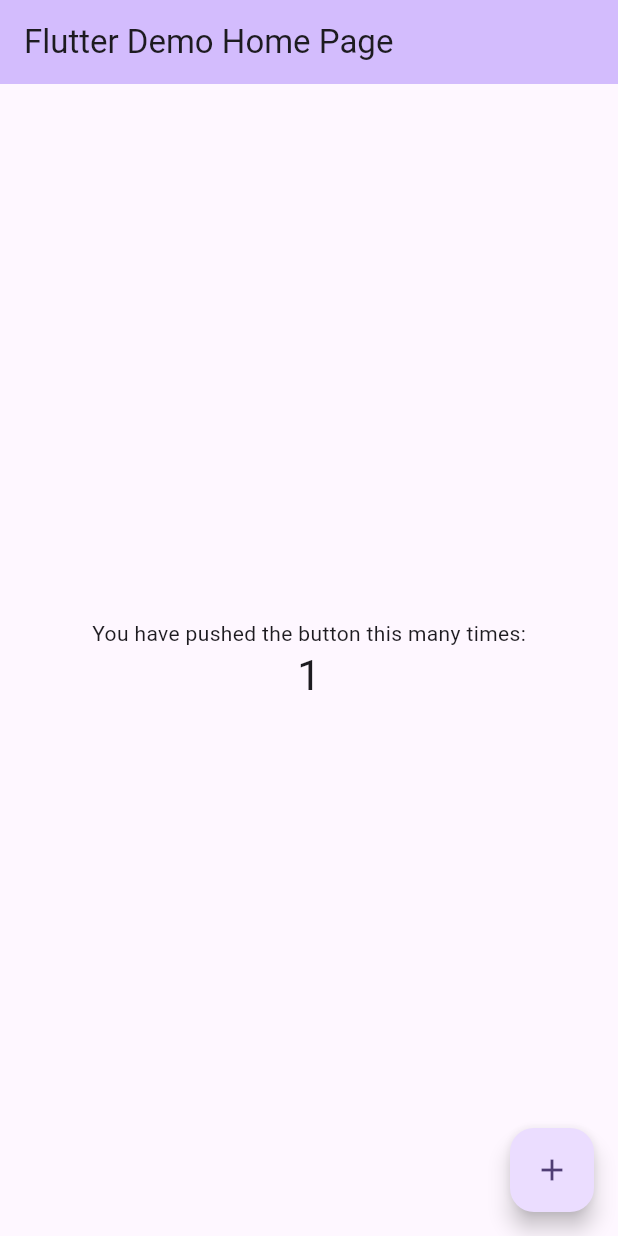
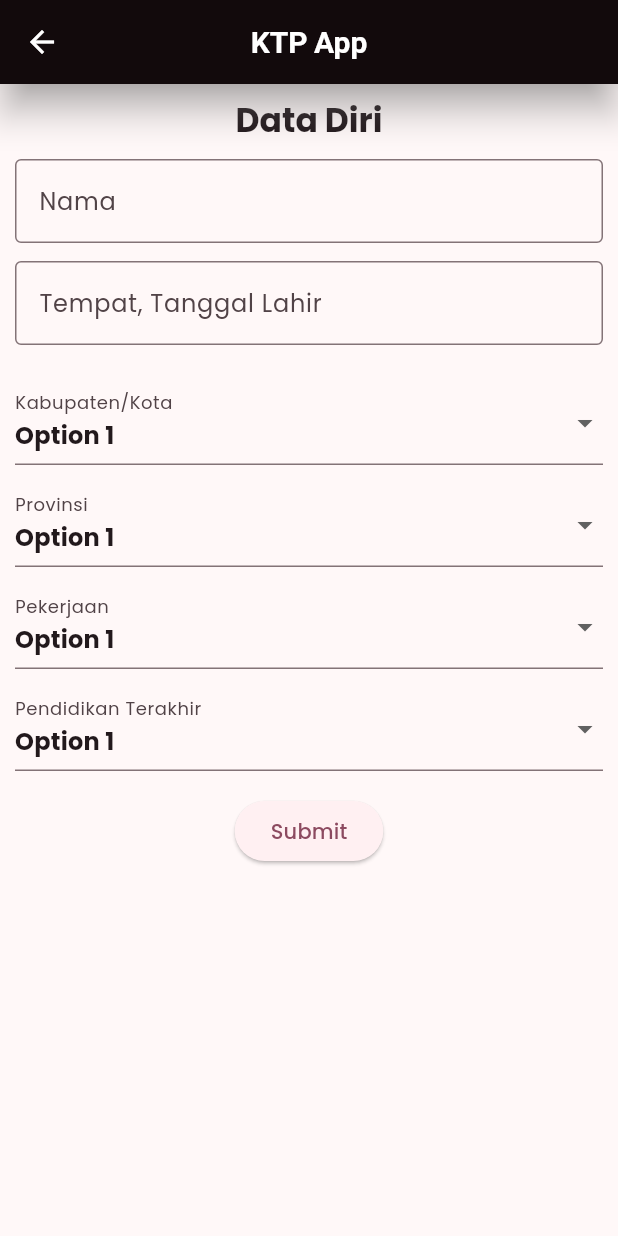
Before and after one commit to alfaafan/ktp_project, a Flutter app: the screen it shows after launch, after a tap on the "add" icon, on a phone screen of 412 x 824 dp. Run offline on Flutter 3.47's test engine with Material 3 defaults, Android fonts, the phone set to English and light mode, and no system bars; our stand-ins replace google_fonts, hive, hive_flutter, syncfusion_flutter_datepicker; accounts and stored records are empty.

Commit message:
feat(input): add input page

```diff
--- /dev/null
+++ b/lib/application/pages/input_user/input_user.dart
@@ -0,0 +1,142 @@
+import 'package:flutter/material.dart';
+import 'package:syncfusion_flutter_datepicker/datepicker.dart';
+
+class InputPage extends StatefulWidget {
+  const InputPage({super.key});
+
+  @override
+  State<InputPage> createState() => _InputPageState();
+}
+
+class _InputPageState extends State<InputPage> {
+  final TextEditingController _nameController = TextEditingController();
+  final TextEditingController _birthDetailsController = TextEditingController();
+  final TextEditingController _professionController = TextEditingController();
+  final GlobalKey<FormState> _formKey = GlobalKey<FormState>();
+
+  List<String> dropdownItems = [
+    'Option 1',
+    'Option 2',
+    'Option 3',
+  ];
+  String selectedValue = 'Option 1';
+
+  @override
+  Widget build(BuildContext context) {
+    return Scaffold(
+        appBar: AppBar(
+          title: const Text('KTP App'),
+          centerTitle: true,
+        ),
+        body: Padding(
+            padding: const EdgeInsets.all(10.0),
+            child: SingleChildScrollView(
+              child: Form(
+                key: _formKey,
+                child: Column(
+                  mainAxisAlignment: MainAxisAlignment.center,
+                  children: [
+                    Text('Data Diri',
+                        style: Theme.of(context).textTheme.titleLarge),
+                    const SizedBox(height: 12),
+                    TextFormField(
+                      controller: _nameController,
+                      decoration: const InputDecoration(
+                        labelText: 'Nama',
+                        hintText: 'Masukkan nama',
+                        border: OutlineInputBorder(),
+                      ),
+                    ),
+                    const SizedBox(height: 12),
+                    TextFormField(
+                      controller: _birthDetailsController,
+                      decoration: const InputDecoration(
+                        labelText: 'Tempat, Tanggal Lahir',
+                        hintText: 'Masukkan tempat, tanggal lahir',
+                        border: OutlineInputBorder(),
+                      ),
+                    ),
+                    const SizedBox(height: 12),
+                    // SfDateRangePicker(
+                    //   onSelectionChanged:
+                    //       (DateRangePickerSelectionChangedArgs args) {
+                    //     _birthDetailsController.text = args.value.toString();
+                    //   },
+                    //   selectionMode: DateRangePickerSelectionMode.single,
+                    // ),
+                    const SizedBox(height: 12),
+                    DropdownButtonFormField(
+                        decoration:
+                            const InputDecoration(labelText: 'Kabupaten/Kota'),
+                        value: selectedValue,
+                        items: dropdownItems
+                            .map((String e) => DropdownMenuItem<String>(
+                                value: e, child: Text(e)))
+                            .toList(),
+                        hint: const Text('Pilih Kabupaten/Kota'),
+                        onChanged: (value) {
+                          setState(() {
+                            selectedValue = value!;
+                          });
+                        }),
+                    const SizedBox(height: 12),
+                    DropdownButtonFormField(
+                        decoration:
+                            const InputDecoration(labelText: 'Provinsi'),
+                        value: selectedValue,
+                        items: dropdownItems
+                            .map((String e) => DropdownMenuItem<String>(
+                                value: e, child: Text(e)))
+                            .toList(),
+                        hint: const Text('Pilih Provinsi'),
+                        onChanged: (value) {
+                          setState(() {
+                            selectedValue = value!;
+                          });
+                        }),
+                    const SizedBox(height: 12),
+                    DropdownButtonFormField(
+                        decoration:
+                            const InputDecoration(labelText: 'Pekerjaan'),
+                        value: selectedValue,
+                        items: dropdownItems
+                            .map((String e) => DropdownMenuItem<String>(
+                                value: e, child: Text(e)))
+                            .toList(),
+                        hint: const Text('Pilih Pekerjaan'),
+                        onChanged: (value) {
+                          setState(() {
+                            selectedValue = value!;
+                          });
+                        }),
+                    const SizedBox(height: 12),
+                    DropdownButtonFormField(
+                        decoration: const InputDecoration(
+                            labelText: 'Pendidikan Terakhir'),
+                        value: selectedValue,
+                        items: dropdownItems
+                            .map((String e) => DropdownMenuItem<String>(
+                                value: e, child: Text(e)))
+                            .toList(),
+                        hint: const Text('Pilih pendidikan terakhir'),
+                        onChanged: (value) {
+                          setState(() {
+                            selectedValue = value!;
+                          });
+                        }),
+                    Padding(
+                      padding: const EdgeInsets.symmetric(vertical: 16.0),
+                      child: ElevatedButton(
+                        onPressed: () {
+                          // Handle form submission
+                          print('Selected value: $selectedValue');
+                        },
+                        child: const Text('Submit'),
+                      ),
+                    ),
+                  ],
+                ),
+              ),
+            )));
+  }
+}
--- /dev/null
+++ b/lib/application/pages/user_list/user_list.dart
@@ -0,0 +1,25 @@
+import 'package:flutter/material.dart';
+import 'package:ktp_project/application/pages/input_user/input_user.dart';
+
+class UserListPage extends StatelessWidget {
+  const UserListPage({super.key});
+
+  @override
+  Widget build(BuildContext context) {
+    return Scaffold(
+        appBar: AppBar(
+          title: const Text('KTP App'),
+          centerTitle: true,
+        ),
+        body: const Center(
+          child: Text('User List Page'),
+        ),
+        floatingActionButton: FloatingActionButton(
+          onPressed: () {
+            Navigator.push(context,
+                MaterialPageRoute(builder: (context) => const InputPage()));
+          },
+          child: const Icon(Icons.add),
+        ));
+  }
+}
--- /dev/null
+++ b/lib/application/theme/theme.dart
@@ -0,0 +1,31 @@
+import 'package:flutter/material.dart';
+import 'package:google_fonts/google_fonts.dart';
+
+class MyTheme {
+  static ThemeData lightTheme(BuildContext context) {
+    return ThemeData(
+        colorSchemeSeed: Colors.black,
+        appBarTheme: const AppBarTheme(
+            color: Colors.black,
+            shadowColor: Colors.grey,
+            elevation: 10,
+            titleTextStyle: TextStyle(
+                color: Colors.white, fontWeight: FontWeight.bold, fontSize: 20),
+            iconTheme: IconThemeData(color: Colors.white)),
+        fontFamily: GoogleFonts.poppins().fontFamily,
+        textTheme: TextTheme(
+            displayLarge:
+                const TextStyle(fontSize: 72, fontWeight: FontWeight.bold),
+            titleLarge: GoogleFonts.poppins(
+              fontWeight: FontWeight.bold,
+              // color: Colors.cyanAccent
+            ),
+            titleMedium: GoogleFonts.poppins(fontWeight: FontWeight.bold),
+            titleSmall: GoogleFonts.poppins(fontWeight: FontWeight.bold),
+            bodyMedium: GoogleFonts.poppins(fontWeight: FontWeight.normal)));
+  }
+
+  static ThemeData darkTheme(BuildContext context) {
+    return ThemeData(colorSchemeSeed: Colors.black45);
+  }
+}
--- a/lib/main.dart
+++ b/lib/main.dart
@@ -1,110 +1,28 @@
 import 'package:flutter/material.dart';
+import 'package:hive_flutter/adapters.dart';
+import 'package:ktp_project/application/pages/input_user/input_user.dart';
+import 'package:ktp_project/application/pages/user_list/user_list.dart';
+import 'package:ktp_project/application/theme/theme.dart';
+import 'package:ktp_project/data/models/user_data_model.dart';
 
-void main() {
+void main() async {
+  WidgetsFlutterBinding.ensureInitialized();
+  await Hive.initFlutter();
+
+  Hive.registerAdapter(UserDataModelAdapter());
   runApp(const MyApp());
 }
 
 class MyApp extends StatelessWidget {
   const MyApp({super.key});
 
-  // This widget is the root of your application.
   @override
   Widget build(BuildContext context) {
     return MaterialApp(
       title: 'KTP App',
-      theme: ThemeData(
-        colorScheme: ColorScheme.fromSeed(seedColor: Colors.deepPurple),
-        useMaterial3: true,
-      ),
-      home: const MyHomePage(title: 'Flutter Demo Home Page'),
+      theme: MyTheme.lightTheme(context),
+      home: const UserListPage(),
+      debugShowCheckedModeBanner: false,
     );
   }
 }
-
-class MyHomePage extends StatefulWidget {
-  const MyHomePage({super.key, required this.title});
-
-  // This widget is the home page of your application. It is stateful, meaning
-  // that it has a State object (defined below) that contains fields that affect
-  // how it looks.
-
-  // This class is the configuration for the state. It holds the values (in this
-  // case the title) provided by the parent (in this case the App widget) and
-  // used by the build method of the State. Fields in a Widget subclass are
-  // always marked "final".
-
-  final String title;
-
-  @override
-  State<MyHomePage> createState() => _MyHomePageState();
-}
-
-class _MyHomePageState extends State<MyHomePage> {
-  int _counter = 0;
-
-  void _incrementCounter() {
-    setState(() {
-      // This call to setState tells the Flutter framework that something has
-      // changed in this State, which causes it to rerun the build method below
-      // so that the display can reflect the updated values. If we changed
-      // _counter without calling setState(), then the build method would not be
-      // called again, and so nothing would appear to happen.
-      _counter++;
-    });
-  }
-
-  @override
-  Widget build(BuildContext context) {
-    // This method is rerun every time setState is called, for instance as done
-    // by the _incrementCounter method above.
-    //
-    // The Flutter framework has been optimized to make rerunning build methods
-    // fast, so that you can just rebuild anything that needs updating rather
-    // than having to individually change instances of widgets.
-    return Scaffold(
-      appBar: AppBar(
-        // TRY THIS: Try changing the color here to a specific color (to
-        // Colors.amber, perhaps?) and trigger a hot reload to see the AppBar
-        // change color while the other colors stay the same.
-        backgroundColor: Theme.of(context).colorScheme.inversePrimary,
-        // Here we take the value from the MyHomePage object that was created by
-        // the App.build method, and use it to set our appbar title.
-        title: Text(widget.title),
-      ),
-      body: Center(
-        // Center is a layout widget. It takes a single child and positions it
-        // in the middle of the parent.
-        child: Column(
-          // Column is also a layout widget. It takes a list of children and
-          // arranges them vertically. By default, it sizes itself to fit its
-          // children horizontally, and tries to be as tall as its parent.
-          //
-          // Column has various properties to control how it sizes itself and
-          // how it positions its children. Here we use mainAxisAlignment to
-          // center the children vertically; the main axis here is the vertical
-          // axis because Columns are vertical (the cross axis would be
-          // horizontal).
-          //
-          // TRY THIS: Invoke "debug painting" (choose the "Toggle Debug Paint"
-          // action in the IDE, or press "p" in the console), to see the
-          // wireframe for each widget.
-          mainAxisAlignment: MainAxisAlignment.center,
-          children: <Widget>[
-            const Text(
-              'You have pushed the button this many times:',
-            ),
-            Text(
-              '$_counter',
-              style: Theme.of(context).textTheme.headlineMedium,
-            ),
-          ],
-        ),
-      ),
-      floatingActionButton: FloatingActionButton(
-        onPressed: _incrementCounter,
-        tooltip: 'Increment',
-        child: const Icon(Icons.add),
-      ), // This trailing comma makes auto-formatting nicer for build methods.
-    );
-  }
-}
```
Also changed, not shown: lib/data/data_layer.dart (added, +10 -0 lines), lib/data/datasources/province_local_datasource.dart (+7 -1 lines), lib/data/datasources/regency_local_datasource.dart (added, +7 -0 lines), lib/data/models/user_data_model.dart (added, +33 -0 lines), lib/data/repositories/province_repository.dart (added, +17 -0 lines), lib/data/repositories/user_repository.dart (added, +13 -0 lines), lib/domain/entities/province.dart (+0 -8 lines), lib/domain/entities/user.dart (+13 -0 lines), pubspec.yaml (+6 -2 lines), lib/data/models/user_data_model.g.dart (added), lib/data/repositories/regency_repository.dart (added), 1 other file.
